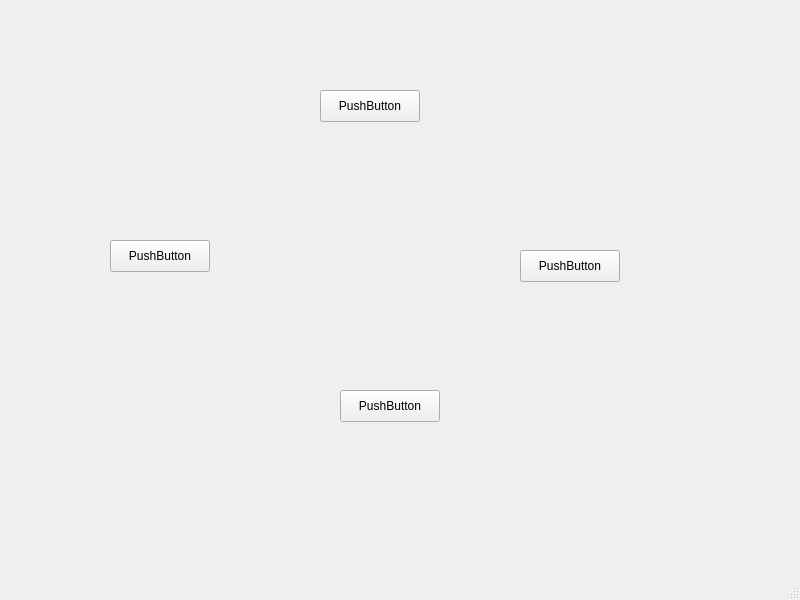
daxmate/learning-qt6, file src/mainwindow.ui: the form before one commit.
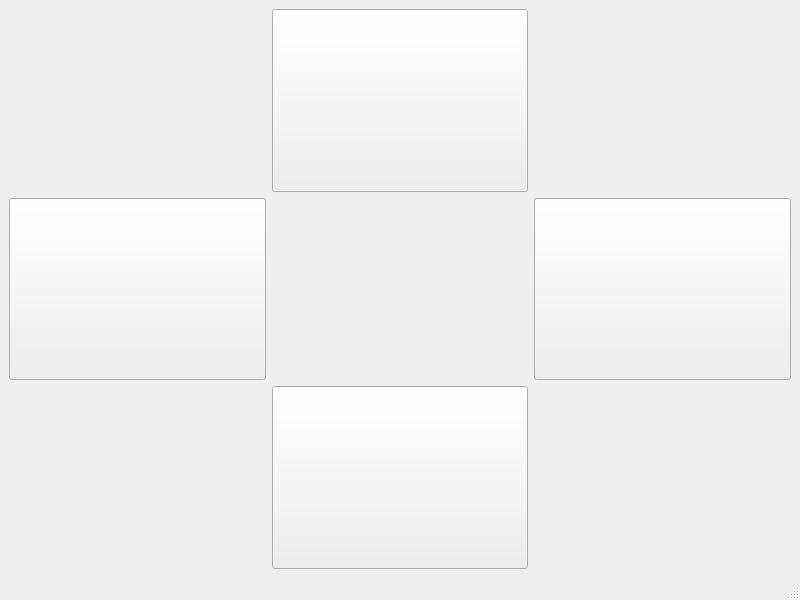
The form after the commit. Icons and pictures are not drawn.

Commit message: 完成控制窗口移动的功能

```diff
--- a/src/mainwindow.ui
+++ b/src/mainwindow.ui
@@ -14,58 +14,100 @@
    <string>学习Qt6</string>
   </property>
   <widget class="QWidget" name="centralwidget">
-   <widget class="QPushButton" name="pushButton">
-    <property name="geometry">
-     <rect>
-      <x>320</x>
-      <y>90</y>
-      <width>100</width>
-      <height>32</height>
-     </rect>
+   <layout class="QHBoxLayout" name="horizontalLayout">
+    <item>
+     <layout class="QGridLayout" name="gridLayout">
+      <item row="0" column="1">
+       <widget class="QPushButton" name="up_btn">
+        <property name="sizePolicy">
+         <sizepolicy hsizetype="Minimum" vsizetype="Minimum">
+          <horstretch>0</horstretch>
+          <verstretch>0</verstretch>
+         </sizepolicy>
     </property>
     <property name="text">
-     <string>PushButton</string>
-    </property>
-   </widget>
-   <widget class="QPushButton" name="pushButton_2">
-    <property name="geometry">
-     <rect>
-      <x>520</x>
-      <y>250</y>
-      <width>100</width>
+         <string/>
+        </property>
+        <property name="icon">
+         <iconset theme="QIcon::ThemeIcon::GoUp"/>
+        </property>
+        <property name="iconSize">
+         <size>
+          <width>32</width>
       <height>32</height>
-     </rect>
-    </property>
+         </size>
+        </property>
+       </widget>
+      </item>
+      <item row="1" column="0">
+       <widget class="QPushButton" name="left_btn">
+        <property name="sizePolicy">
+         <sizepolicy hsizetype="Minimum" vsizetype="Minimum">
+          <horstretch>0</horstretch>
+          <verstretch>0</verstretch>
+         </sizepolicy>
+        </property>
     <property name="text">
-     <string>PushButton</string>
-    </property>
-   </widget>
-   <widget class="QPushButton" name="pushButton_3">
-    <property name="geometry">
-     <rect>
-      <x>340</x>
-      <y>390</y>
-      <width>100</width>
+         <string/>
+        </property>
+        <property name="icon">
+         <iconset theme="QIcon::ThemeIcon::GoPrevious"/>
+        </property>
+        <property name="iconSize">
+         <size>
+          <width>32</width>
       <height>32</height>
-     </rect>
-    </property>
+         </size>
+        </property>
+       </widget>
+      </item>
+      <item row="1" column="2">
+       <widget class="QPushButton" name="right_btn">
+        <property name="sizePolicy">
+         <sizepolicy hsizetype="Minimum" vsizetype="Minimum">
+          <horstretch>0</horstretch>
+          <verstretch>0</verstretch>
+         </sizepolicy>
+        </property>
     <property name="text">
-     <string>PushButton</string>
-    </property>
-   </widget>
-   <widget class="QPushButton" name="pushButton_4">
-    <property name="geometry">
-     <rect>
-      <x>110</x>
-      <y>240</y>
-      <width>100</width>
+         <string/>
+        </property>
+        <property name="icon">
+         <iconset theme="QIcon::ThemeIcon::GoNext"/>
+        </property>
+        <property name="iconSize">
+         <size>
+          <width>32</width>
       <height>32</height>
-     </rect>
-    </property>
+         </size>
+        </property>
+       </widget>
+      </item>
+      <item row="2" column="1">
+       <widget class="QPushButton" name="down_btn">
+        <property name="sizePolicy">
+         <sizepolicy hsizetype="Minimum" vsizetype="Minimum">
+          <horstretch>0</horstretch>
+          <verstretch>0</verstretch>
+         </sizepolicy>
+        </property>
     <property name="text">
-     <string>PushButton</string>
-    </property>
-   </widget>
+         <string/>
+        </property>
+        <property name="icon">
+         <iconset theme="QIcon::ThemeIcon::GoDown"/>
+        </property>
+        <property name="iconSize">
+         <size>
+          <width>32</width>
+          <height>32</height>
+         </size>
+        </property>
+       </widget>
+      </item>
+     </layout>
+    </item>
+   </layout>
   </widget>
   <widget class="QMenuBar" name="menubar">
    <property name="geometry">
```
Lines whose indentation alone changed are shown as unchanged. The commit also changes 2 other files.
